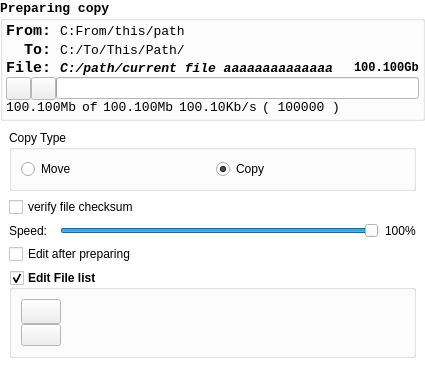
First picture: the form in copyinfopanel.ui, repository patricklx/nicecopier, before the edit.
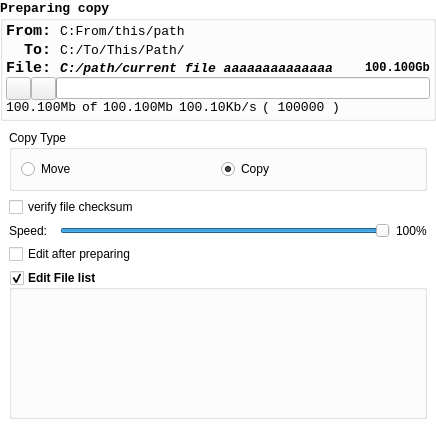
Second picture: the form after the edit. Icons and pictures are not drawn. Custom widgets are drawn as their Qt base class.

Commit message: Version 13.02.12     * Fixed setup not setting nicecopier to start with system     * Fixed symlink file size is of target instead of .lnk file     * Fixed when copying a folder in the same path it didnt autorename it.

The edit to the form file:
```diff
--- a/copyinfopanel.ui
+++ b/copyinfopanel.ui
@@ -6,8 +6,8 @@
    <rect>
     <x>0</x>
     <y>0</y>
-    <width>425</width>
-    <height>364</height>
+    <width>436</width>
+    <height>428</height>
    </rect>
   </property>
   <property name="sizePolicy">
@@ -864,71 +864,6 @@
              <property name="spacing">
               <number>0</number>
              </property>
-             <item>
-              <widget class="QPushButton" name="addFileButton">
-               <property name="sizePolicy">
-                <sizepolicy hsizetype="Maximum" vsizetype="Maximum">
-                 <horstretch>0</horstretch>
-                 <verstretch>0</verstretch>
-                </sizepolicy>
-               </property>
-               <property name="minimumSize">
-                <size>
-                 <width>25</width>
-                 <height>25</height>
-                </size>
-               </property>
-               <property name="baseSize">
-                <size>
-                 <width>25</width>
-                 <height>25</height>
-                </size>
-               </property>
-               <property name="toolTip">
-                <string>Add file</string>
-               </property>
-               <property name="text">
-                <string/>
-               </property>
-               <property name="icon">
-                <iconset resource="resource.qrc">
-                 <normaloff>:/icons/add_file.ico</normaloff>:/icons/add_file.ico</iconset>
-               </property>
-              </widget>
-             </item>
-             <item>
-              <widget class="QPushButton" name="addFolderButton">
-               <property name="sizePolicy">
-                <sizepolicy hsizetype="Maximum" vsizetype="Fixed">
-                 <horstretch>0</horstretch>
-                 <verstretch>0</verstretch>
-                </sizepolicy>
-               </property>
-               <property name="toolTip">
-                <string>Add folder</string>
-               </property>
-               <property name="text">
-                <string/>
-               </property>
-               <property name="icon">
-                <iconset resource="resource.qrc">
-                 <normaloff>:/icons/add_folder.ico</normaloff>:/icons/add_folder.ico</iconset>
-               </property>
-              </widget>
-             </item>
-             <item>
-              <spacer name="verticalSpacer">
-               <property name="orientation">
-                <enum>Qt::Vertical</enum>
-               </property>
-               <property name="sizeHint" stdset="0">
-                <size>
-                 <width>20</width>
-                 <height>40</height>
-                </size>
-               </property>
-              </spacer>
-             </item>
             </layout>
            </item>
            <item>
@@ -960,17 +895,17 @@
    <extends>QLabel</extends>
    <header>qlabeleli.h</header>
   </customwidget>
-  <customwidget>
-   <class>myprogressbar</class>
-   <extends>QProgressBar</extends>
-   <header>myprogressbar.h</header>
-  </customwidget>
   <customwidget>
    <class>FileListWidget</class>
    <extends>QWidget</extends>
    <header>filelistwidget.h</header>
    <container>1</container>
   </customwidget>
+  <customwidget>
+   <class>myprogressbar</class>
+   <extends>QProgressBar</extends>
+   <header>myprogressbar.h</header>
+  </customwidget>
  </customwidgets>
  <resources>
   <include location="resource.qrc"/>
```
Left out of the diff: 27 changed lines with no effect on the pictures. The commit also changes 58 other files.
